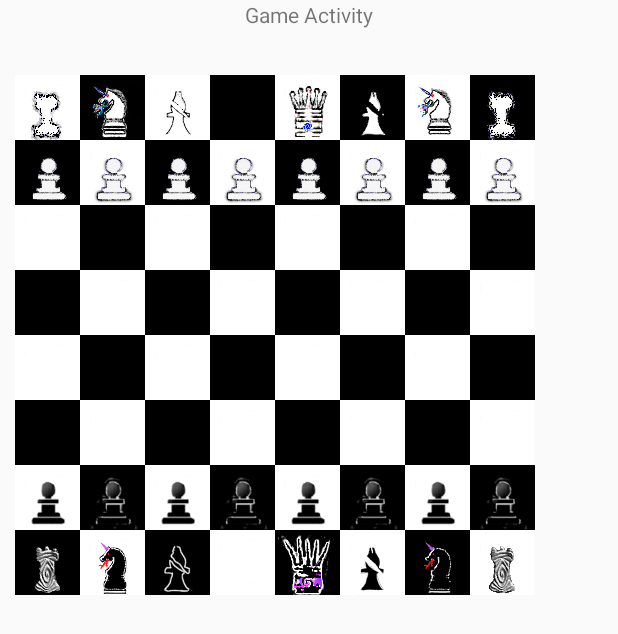
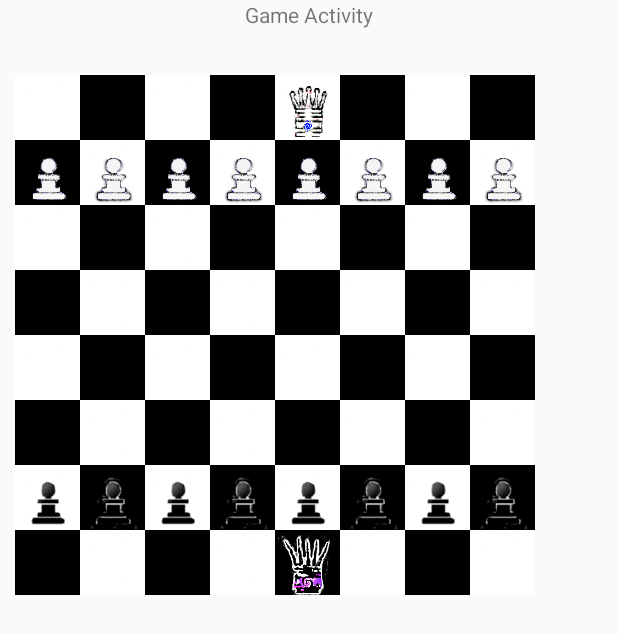
Before and after one commit to UMKCTeamSeven/OmniChessRandD, an Android app: the GameActivity screen opened directly, with no data from a screen before it, on a phone screen of 412 x 824 dp. Shown: the top 634 px of the screen. Run offline under Robolectric (Android 15) with nearby library versions, the phone set to English and light mode, and no system bars; libraries missing offline, so code that uses them is left out: junit.framework.

Commit message:
All pieces except pawns and queens removed from game activity
Portal player added for portal business rules

```diff
--- a/OmniChess/app/src/main/java/com/donthaveawebsite/mhy/ocfix/GameActivity.java
+++ b/OmniChess/app/src/main/java/com/donthaveawebsite/mhy/ocfix/GameActivity.java
@@ -88,11 +88,10 @@ public class GameActivity extends Activity implements OnClickListener
         super.onCreate(savedInstanceState);
         setContentView(R.layout.activity_game);
 
-
-
-
         List<Spot> ourspots = new ArrayList<Spot>();
         Board theboard = new Board(1, ourspots);
+
+        //Makes Three layer board
         for(Iterator<Spot> i = ourspots.iterator(); i.hasNext(); )
         {
             StringBuilder dest = new StringBuilder(2);
@@ -106,8 +105,10 @@ public class GameActivity extends Activity implements OnClickListener
 
             String ps = "P"+ dest.toString();
             String ss = "S"+ dest.toString();
+
             int piecelayertier = this.getResources().getIdentifier(ps,"id", getPackageName());
             int selectorlayertier = this.getResources().getIdentifier(ss,"id",getPackageName());
+
             ImageView test =(ImageView)findViewById(piecelayertier);
 
             spot.TieAppearance((ImageView)findViewById(piecelayertier));
@@ -121,7 +122,7 @@ public class GameActivity extends Activity implements OnClickListener
 
         }
     mainboard = theboard;
-
+//Pieces
         //queens
         Queen blackQ = new Queen(true,4,0,1);
         Queen whiteQ = new Queen(true,4,7,1);
@@ -130,9 +131,6 @@ public class GameActivity extends Activity implements OnClickListener
         theboard.getSpot(4,7).getAppearance().setImageResource(R.drawable.ni_queenw);
         theboard.getSpot(4,0).placePiece(blackQ);
         theboard.getSpot(4,0).getAppearance().setImageResource(R.drawable.ni_queen);
-
-
-
         //white pawns
         Pawn whitepawn1 = new Pawn(true, 0,6,1);
         Pawn whitepawn2 = new Pawn(true, 1,6,1);
@@ -202,77 +200,80 @@ public class GameActivity extends Activity implements OnClickListener
 
 
         //knights
-        Knight whitetestknight = new Knight(true,  1, 7,1);
+        /*Knight whitetestknight = new Knight(true,  1, 7,1);
         Knight testknight = new Knight(true,1,0,1);
         Knight whiteknight = new Knight(true,  6, 7,1);
         Knight blackknight = new Knight(true,6,0,1);
-
+*/
         //rooks
-        Rook whitetestrook2 = new Rook(true, 0, 7,1);
+        /*Rook whitetestrook2 = new Rook(true, 0, 7,1);
         Rook whitetestrook3 = new Rook(true, 7, 7,1);
         Rook blackrook = new Rook(true, 0,0, 1);
-        Rook blackrook2 = new Rook(true, 7,0, 1);
+        Rook blackrook2 = new Rook(true, 7,0, 1);*/
 
-        //bishops
+       /* //bishops
         Bishop blackbish = new Bishop(true, 2,0,1);
         Bishop blackbish2 = new Bishop(true, 5,0,1);
         Bishop whitebish = new Bishop(true, 2,7,1);
-        Bishop whitebish2 = new Bishop(true, 5,7,1);
+        Bishop whitebish2 = new Bishop(true, 5,7,1);*/
 
-        //white pieces need color swap
+        /*//white pieces need color swap
         whitetestknight.switchcolor();
         whitetestrook2.switchcolor();
         whitetestrook3.switchcolor();
         whiteknight.switchcolor();
         whitebish.switchcolor();
-        whitebish2.switchcolor();
+        whitebish2.switchcolor();*/
 
 
 
-        theboard.getSpot(1, 0).placePiece(testknight);
-        theboard.getSpot(1,0).getAppearance().setImageResource(R.drawable.ni_bknight);
-        theboard.getSpot(1, 7).placePiece(whitetestknight);
-        theboard.getSpot(1,7).getAppearance().setImageResource(R.drawable.ni_wknight);
-
-        theboard.getSpot(6, 0).placePiece(blackknight);
-        theboard.getSpot(6,0).getAppearance().setImageResource(R.drawable.ni_bknight);
-        theboard.getSpot(6, 7).placePiece(whiteknight);
-        theboard.getSpot(6,7).getAppearance().setImageResource(R.drawable.ni_wknight);
-
-        theboard.getSpot(2, 0).placePiece(blackbish);
-        theboard.getSpot(2,0).getAppearance().setImageResource(R.drawable.ni_bishop);
-        theboard.getSpot(5, 0).placePiece(blackbish2);
-        theboard.getSpot(5,0).getAppearance().setImageResource(R.drawable.ni_bishop);
-
-        theboard.getSpot(2, 7).placePiece(whitebish);
-        theboard.getSpot(2,7).getAppearance().setImageResource(R.drawable.ni_bishopw);
-        theboard.getSpot(5, 7).placePiece(whitebish2);
-        theboard.getSpot(5,7).getAppearance().setImageResource(R.drawable.ni_bishopw);
-
-
-        theboard.getSpot(0, 7).placePiece(whitetestrook2);
-        theboard.getSpot(0,7).getAppearance().setImageResource(R.drawable.ni_rookw);
-        theboard.getSpot(7, 7).placePiece(whitetestrook3);
-        theboard.getSpot(7,7).getAppearance().setImageResource(R.drawable.ni_rookw);
-
-        theboard.getSpot(7, 0).placePiece(blackrook2);
-        theboard.getSpot(7,0).getAppearance().setImageResource(R.drawable.ni_rook);
-        theboard.getSpot(0, 0).placePiece(blackrook);
-        theboard.getSpot(0,0).getAppearance().setImageResource(R.drawable.ni_rook);
-
-
-
-
-
+//        theboard.getSpot(1, 0).placePiece(testknight);
+//        theboard.getSpot(1,0).getAppearance().setImageResource(R.drawable.ni_bknight);
+//        theboard.getSpot(1, 7).placePiece(whitetestknight);
+//        theboard.getSpot(1,7).getAppearance().setImageResource(R.drawable.ni_wknight);
+//
+//        theboard.getSpot(6, 0).placePiece(blackknight);
+//        theboard.getSpot(6,0).getAppearance().setImageResource(R.drawable.ni_bknight);
+//        theboard.getSpot(6, 7).placePiece(whiteknight);
+//        theboard.getSpot(6,7).getAppearance().setImageResource(R.drawable.ni_wknight);
+//
+//        theboard.getSpot(2, 0).placePiece(blackbish);
+//        theboard.getSpot(2,0).getAppearance().setImageResource(R.drawable.ni_bishop);
+//        theboard.getSpot(5, 0).placePiece(blackbish2);
+//        theboard.getSpot(5,0).getAppearance().setImageResource(R.drawable.ni_bishop);
+//
+//        theboard.getSpot(2, 7).placePiece(whitebish);
+//        theboard.getSpot(2,7).getAppearance().setImageResource(R.drawable.ni_bishopw);
+//        theboard.getSpot(5, 7).placePiece(whitebish2);
+//        theboard.getSpot(5,7).getAppearance().setImageResource(R.drawable.ni_bishopw);
+//
+//
+//        theboard.getSpot(0, 7).placePiece(whitetestrook2);
+//        theboard.getSpot(0,7).getAppearance().setImageResource(R.drawable.ni_rookw);
+//        theboard.getSpot(7, 7).placePiece(whitetestrook3);
+//        theboard.getSpot(7,7).getAppearance().setImageResource(R.drawable.ni_rookw);
+//
+//        theboard.getSpot(7, 0).placePiece(blackrook2);
+//        theboard.getSpot(7,0).getAppearance().setImageResource(R.drawable.ni_rook);
+//        theboard.getSpot(0, 0).placePiece(blackrook);
+//        theboard.getSpot(0,0).getAppearance().setImageResource(R.drawable.ni_rook);
 
 
         Player white = new Player('W');
         Player black = new Player('B');
+
+        Player portals = new Player('P');  //Portals are not actually players... just FYI NPCs
+
+
+
         black.setTurn(true);
+
+
         List<Player> players = new ArrayList<Player>();
-        //For now just the black player will be added
+
         players.add(black);
         players.add(white);
+
         listenspots = ourspots;
         theselector = new Selector(players, ourspots, theboard);
 
```
